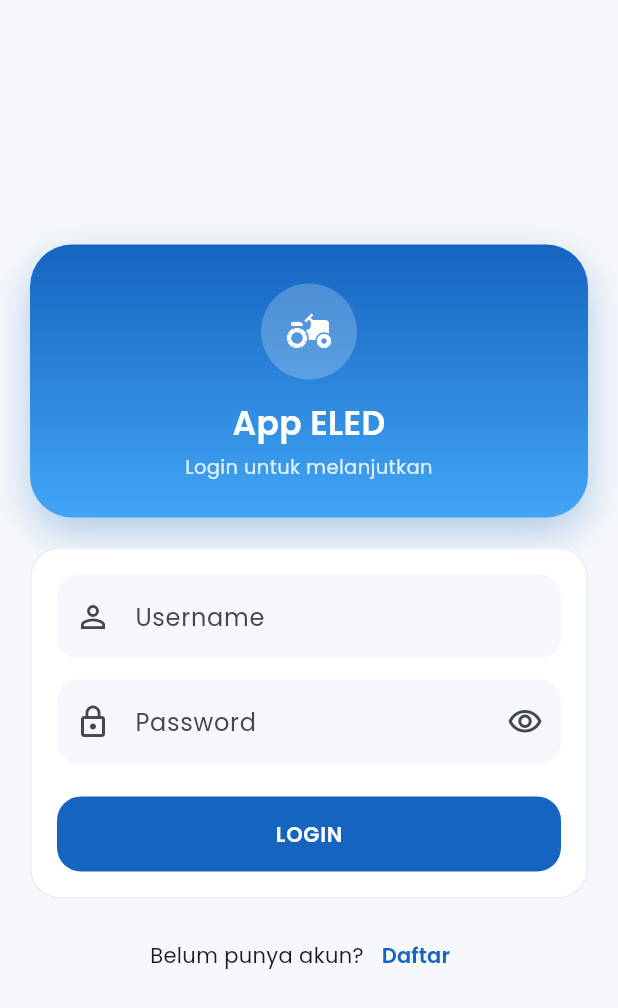
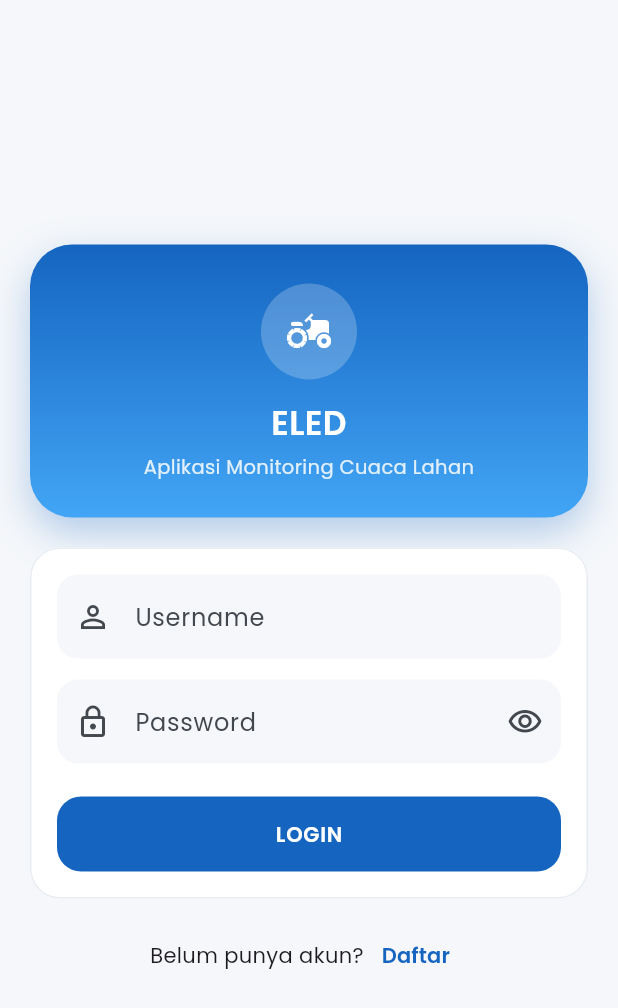
Before and after one commit to gtndaa/PengmasJambi2026, a Flutter app: the screen it shows after launch, on a phone screen of 412 x 824 dp. Shown: the top 1008 px of the screen. Run offline on Flutter 3.47's test engine with Material 3 defaults, Android fonts, the phone set to English and light mode, and no system bars; our stand-ins replace fl_chart, flutter_local_notifications, google_fonts, shared_preferences; missing offline and left inert: workmanager; accounts and stored records are empty; statements that could not run were skipped.

Commit message:
Update ELED app icon and configuration

```diff
--- a/app_eled/lib/views/login_screen/login_screen.dart
+++ b/app_eled/lib/views/login_screen/login_screen.dart
@@ -247,8 +247,8 @@ class _LoginScreenState
               children: [
                 const GradientHeader(
                   icon: Icons.agriculture,
-                  title: 'App ELED',
-                  subtitle: 'Login untuk melanjutkan',
+                  title: 'ELED',
+                  subtitle: 'Aplikasi Monitoring Cuaca Lahan',
                   colors: AppColors.blueGradient,
                 ),
                 const SizedBox(height: 20),
```
Also changed, not shown: app_eled/pubspec.yaml (+10 -0 lines), app_eled/assets/images/logo.png (added), app_eled/pubspec.lock, 13 other files.
